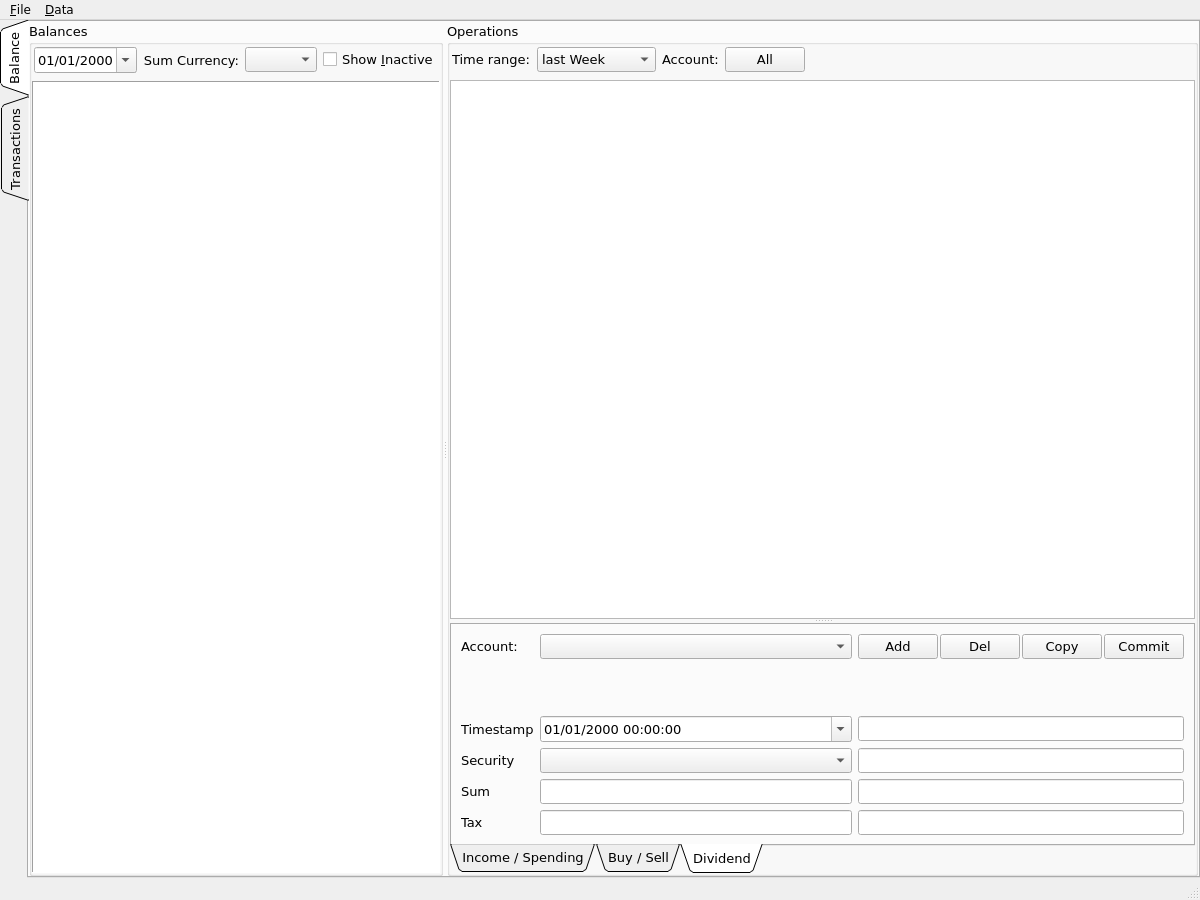
This is UI/main_window.ui in titov-vv/jal as Qt 5 draws it before an edit. The edited form follows.
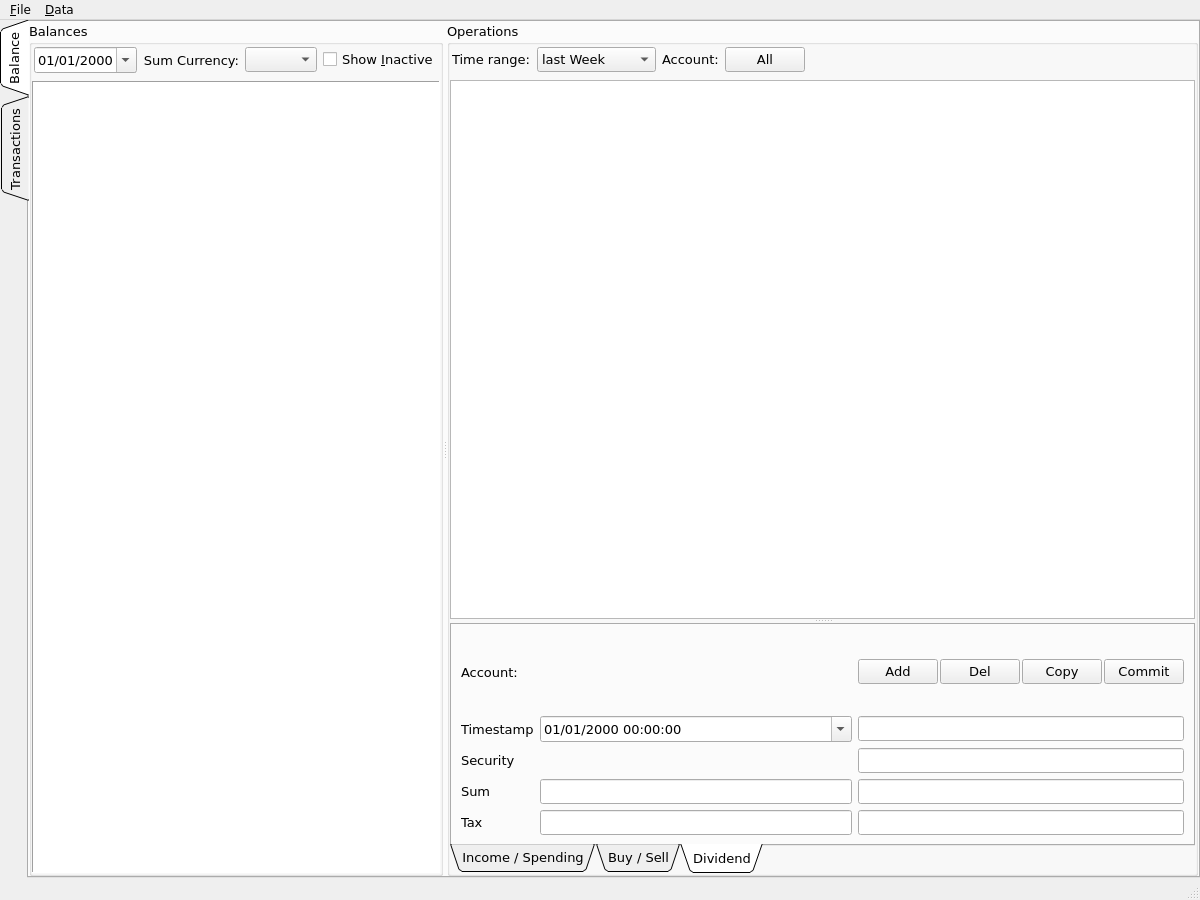
This is the edited form. Custom widgets are drawn as their Qt base class.

Commit message: Active selector added to the project. Need to test both selectors to confirm correct operation.

Patch:
```diff
--- a/UI/main_window.ui
+++ b/UI/main_window.ui
@@ -481,9 +481,6 @@
                       </property>
                      </widget>
                     </item>
-                    <item row="0" column="1">
-                     <widget class="QComboBox" name="DividendAccountCombo"/>
-                    </item>
                     <item row="7" column="1">
                      <widget class="QLineEdit" name="DividendTaxEdit"/>
                     </item>
@@ -511,9 +508,6 @@
                       </property>
                      </widget>
                     </item>
-                    <item row="5" column="1">
-                     <widget class="QComboBox" name="DividendActiveCombo"/>
-                    </item>
                     <item row="0" column="2">
                      <widget class="QFrame" name="frame">
                       <property name="frameShape">
@@ -572,9 +566,12 @@
                       </layout>
                      </widget>
                     </item>
-                    <item row="1" column="1">
+                    <item row="0" column="1">
                      <widget class="AccountSelector" name="DividendAccountWidget" native="true"/>
                     </item>
+                    <item row="5" column="1">
+                     <widget class="ActiveSelector" name="DividendActiveWidget" native="true"/>
+                    </item>
                    </layout>
                   </widget>
                  </widget>
@@ -661,6 +658,12 @@
    <header>CustomUI/account_select.h</header>
    <container>1</container>
   </customwidget>
+  <customwidget>
+   <class>ActiveSelector</class>
+   <extends>QWidget</extends>
+   <header>CustomUI/active_selector.h</header>
+   <container>1</container>
+  </customwidget>
  </customwidgets>
  <resources/>
  <connections/>
```
The commit also changes 8 other files.
